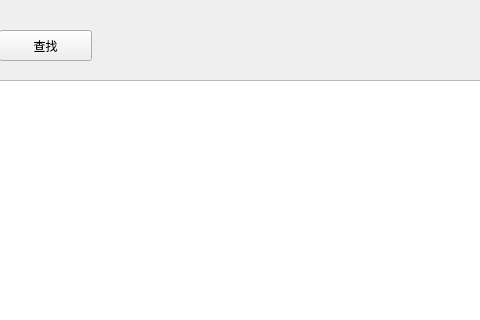
shengxiamo/grades_management, file mainwindow.ui: the form before one commit; both pictures show x 391 to 871 and y 0 to 320 of the 1154 by 798 pixel window.
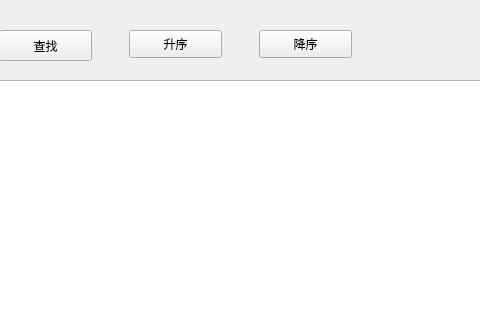
The form after the commit.

Commit message: 实现了选择某列升序或者降序查看，tire.h与tire.cpp初步实现了字典树类的构造和遍历方法，程序中还未使用

What changed in the file:
```diff
--- a/mainwindow.ui
+++ b/mainwindow.ui
@@ -130,6 +130,32 @@
       <string notr="true">color: rgb(255, 255, 255);</string>
      </property>
     </widget>
+    <widget class="QPushButton" name="ascendingSortButton">
+     <property name="geometry">
+      <rect>
+       <x>400</x>
+       <y>40</y>
+       <width>93</width>
+       <height>28</height>
+      </rect>
+     </property>
+     <property name="text">
+      <string>升序</string>
+     </property>
+    </widget>
+    <widget class="QPushButton" name="descendingSortButton">
+     <property name="geometry">
+      <rect>
+       <x>530</x>
+       <y>40</y>
+       <width>93</width>
+       <height>28</height>
+      </rect>
+     </property>
+     <property name="text">
+      <string>降序</string>
+     </property>
+    </widget>
    </widget>
    <widget class="QWidget" name="widget_3" native="true">
     <property name="geometry">
```
The commit also changes 3 other files.
